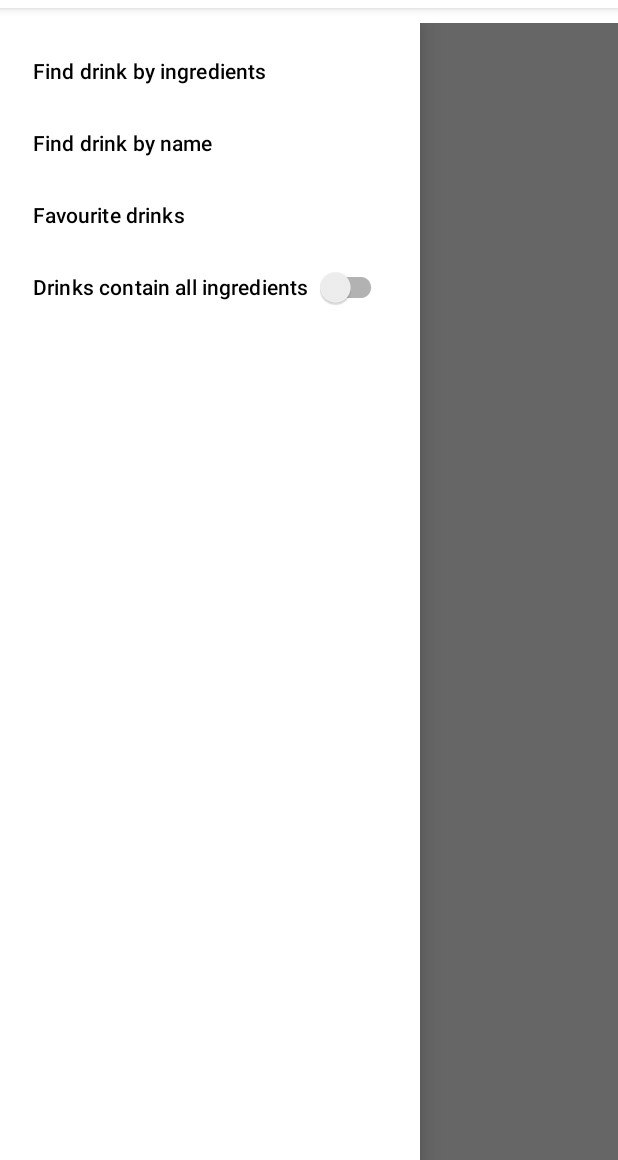
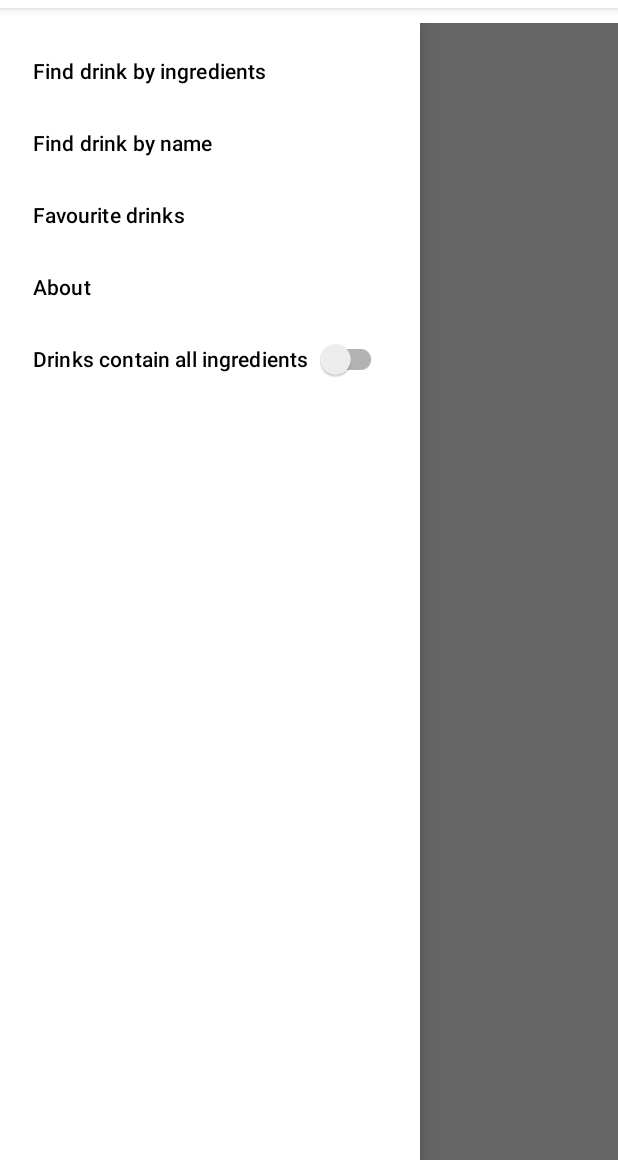
Before and after one commit to Bodzisz/DrinkFinder, an Android app: the SelectedIngredientsDrinkListActivity screen opened directly, with no data from a screen before it, with the side drawer open, on a phone screen of 412 x 824 dp, the part 76-1236 px from its top. Run offline under Robolectric (Android 15) with nearby library versions, the phone set to English and light mode, and no system bars; our stand-ins replace Room's generated code; 1 statement that could not run was skipped.

Commit message:
Little fixes

```diff
--- a/app/src/main/java/io/github/drinkfinder/SelectedIngredientsDrinkListActivity.kt
+++ b/app/src/main/java/io/github/drinkfinder/SelectedIngredientsDrinkListActivity.kt
@@ -1,5 +1,6 @@
 package io.github.drinkfinder
 
+import android.widget.Toast
 import io.github.drinkfinder.database.DrinkDatabase
 
 class SelectedIngredientsDrinkListActivity : DrinkListActivity() {
@@ -18,6 +19,11 @@ class SelectedIngredientsDrinkListActivity : DrinkListActivity() {
             DrinkDatabase.getInstance(applicationContext).drinkDao()
                 .getAllNamesByIngredients(ingredientsNames)
         }
+        if (drinksList.isEmpty()) {
+            Toast.makeText(applicationContext,
+                "0 drinks containing those ingredients found!",
+                Toast.LENGTH_LONG).show()
+        }
     }
 
     override fun getDrinksNames(): List<String> {
--- a/app/src/main/res/menu/nav_drawer_menu.xml
+++ b/app/src/main/res/menu/nav_drawer_menu.xml
@@ -15,6 +15,9 @@
         android:title="@string/favourite_drinks" />
 
     <item
+        android:id="@+id/about"
+        android:title="@string/about" />
+    <item
         android:id="@+id/item4"
         android:title="@string/ingredients_switch"
         app:actionLayout="@layout/switch_menu"
--- a/app/src/main/res/values/strings.xml
+++ b/app/src/main/res/values/strings.xml
@@ -14,4 +14,6 @@
     <string name="favourite_drinks">Favourite drinks</string>
     <string name="clear">Clear</string>
     <string name="show_selected_ingredients_option">Show selected ingredients</string>
+    <string name="about">About</string>
+    <string name="abouttext">This application has been made for Android course in Wroclaw University of Science and Technology.</string>
 </resources>
```
